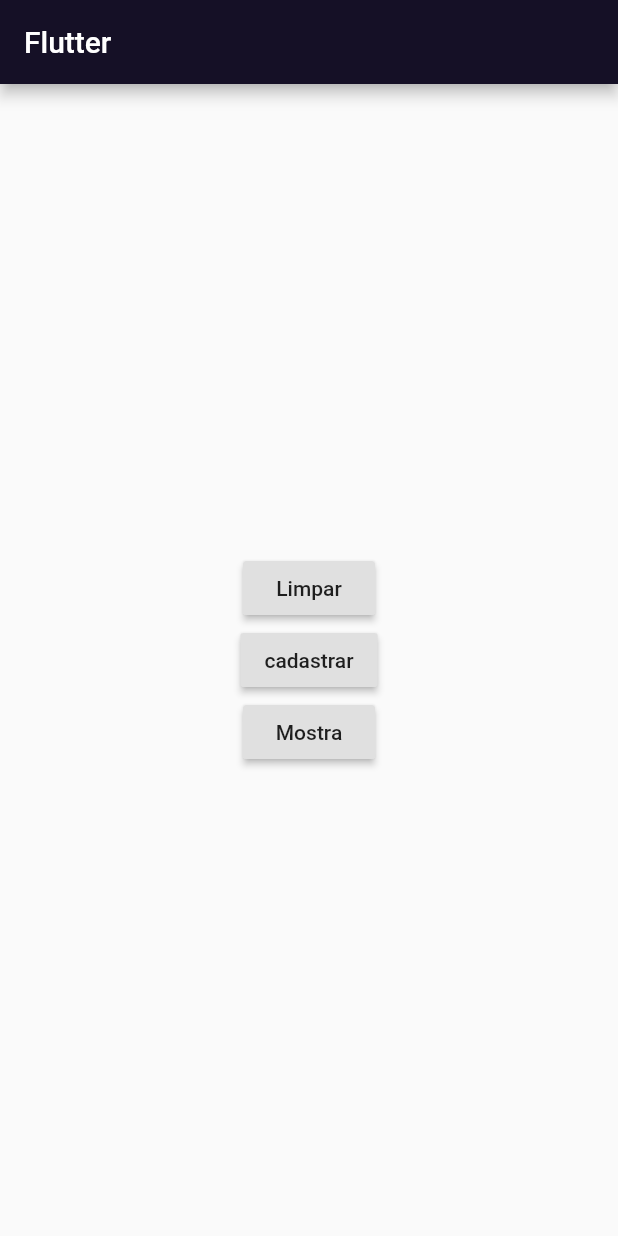
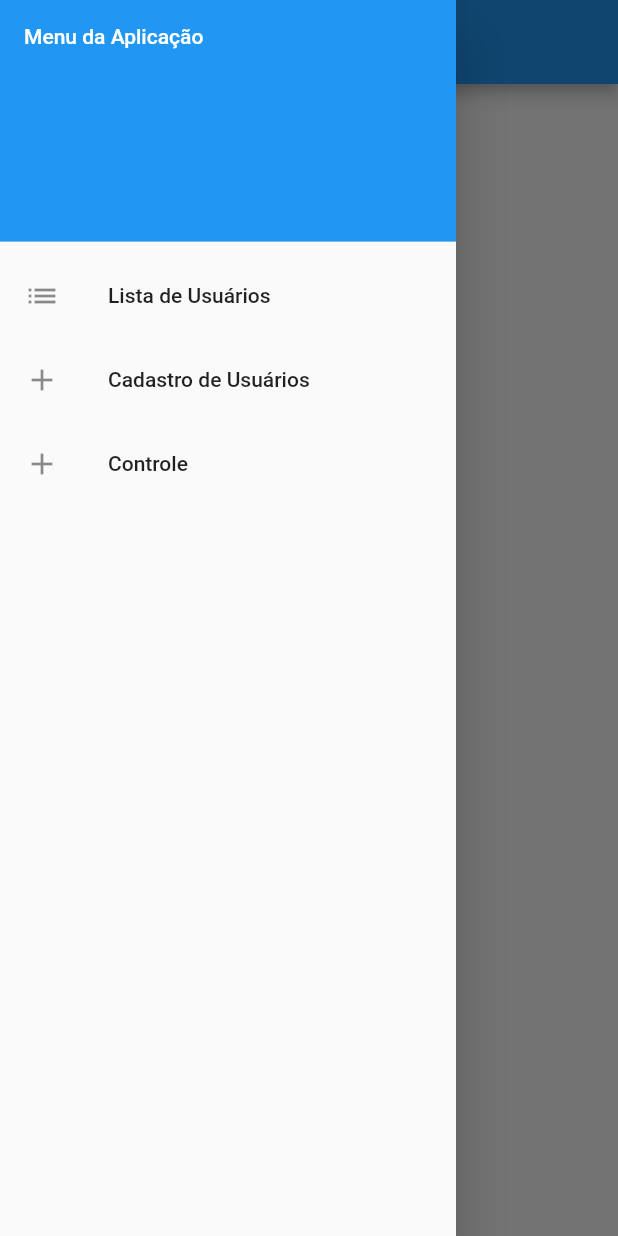
Before and after one commit to crisrauber/register-with-database-flutter, a Flutter app: the screen it shows after launch, with the side drawer open (before the commit the screen has no drawer), on a phone screen of 412 x 824 dp. Run offline on Flutter 3.47's test engine with Material 2 defaults, Android fonts, the phone set to English and light mode, and no system bars; our stand-ins replace dio, email_validator, sqflite; missing offline and left inert: cnpj_cpf_formatter, cnpj_cpf_helper; accounts and stored records are empty.

```diff
--- a/lib/main.dart
+++ b/lib/main.dart
@@ -1,19 +1,31 @@
 import 'package:flutter/material.dart';
-import 'package:formulario_cadastro/pages/formulario_page.dart';
-import 'package:formulario_cadastro/pages/home_page.dart';
+import 'pages/formulario_page.dart';
+import 'pages/lista_page.dart';
+import 'pages/home_page.dart';
 
-void main() => runApp(MeuApp());
+void main() {
+  runApp(MyApp());
+}
 
-class MeuApp extends StatelessWidget {
+class MyApp extends StatelessWidget {
+
   @override
   Widget build(BuildContext context) {
     return MaterialApp(
-      debugShowCheckedModeBanner: false,
-      theme: ThemeData(
-        primaryColor: Colors.red,
-        accentColor: Colors.red,
-      ),
-      home: HomePage(),
+      title: 'Home page',
+      initialRoute: Lista.routeName,
+
+      routes: {
+        FormularioPage.routeName: (context) {
+          return FormularioPage();
+        },
+        Lista.routeName: (context) {
+          return Lista();
+        },
+        HomePage.routeName: (context) {
+          return HomePage();
+        },
+      },
     );
   }
 }
--- a/lib/pages/lista_page.dart
+++ b/lib/pages/lista_page.dart
@@ -1,32 +1,71 @@
 import 'package:flutter/material.dart';
+import 'package:formulario_cadastro/pages/formulario_page.dart';
+import 'package:formulario_cadastro/pages/home_page.dart';
 
-class HomePage extends StatefulWidget {
+
+class Lista extends StatefulWidget {
+  static String routeName = '/lista';
   @override
-  _HomePageState createState() => _HomePageState();
+  _ListaState createState() => _ListaState();
 }
 
-class _HomePageState extends State<HomePage> {
-
-
-Widget build(BuildContext context) {
-
+class _ListaState extends State<Lista> {
+  @override
+  Widget build(BuildContext context) {
     return Scaffold(
-      appBar: AppBar(
-        title: Text('Flutter'),
-        backgroundColor: Color(0xFF151026),
-      ),
-      body: Center(
-        child: Column(
-          mainAxisAlignment: MainAxisAlignment.center,
+       drawer: Drawer(
+        child: ListView(
+          padding: EdgeInsets.zero,
           children: <Widget>[
-            Column(
-              children: <Widget>[
-
-              ],
+            DrawerHeader(
+              decoration: BoxDecoration(
+                color: Theme.of(context).primaryColor,
+              ),
+              child: Text('Menu da Aplicação',style:TextStyle(color:Colors.white),
+              ),
+            ),
+            ListTile(
+              leading: Icon(Icons.list),
+              title: Text('Lista de Usuários'),
+              onTap: () {
+                Navigator.pop(context);
+                Navigator.of(context).pushNamed(Lista.routeName);
+              },
+            ),
+            ListTile(
+              leading: Icon(Icons.add),
+              title: Text('Cadastro de Usuários'),
+              onTap: () {
+                Navigator.pop(context);
+                Navigator.of(context).pushNamed(FormularioPage.routeName);
+              },
+            ),
+            ListTile(
+              leading: Icon(Icons.add),
+              title: Text('Controle'),
+              onTap: () {
+                Navigator.pop(context);
+                Navigator.of(context).pushNamed(HomePage.routeName);
+              },
             ),
           ],
         ),
       ),
-    );
-  }
-}
+       appBar: AppBar(
+        title: Text('Lista  de usuários',
+        style:TextStyle(color:Colors.white)),
+      ),
+      body: Center(
+        child:  ListView.builder(
+            itemCount: 1,
+              itemBuilder: (context, i){
+                return ListTile(
+                    title: Text("Titulo"),
+                    subtitle:Text("Sub-titulo"),
+                  );
+                },
+             ),
+           ),
+         );
+       }
+     }
```
Also changed, not shown: lib/pages/formulario_page.dart (+10 -2 lines), lib/pages/home_page.dart (+7 -3 lines).
